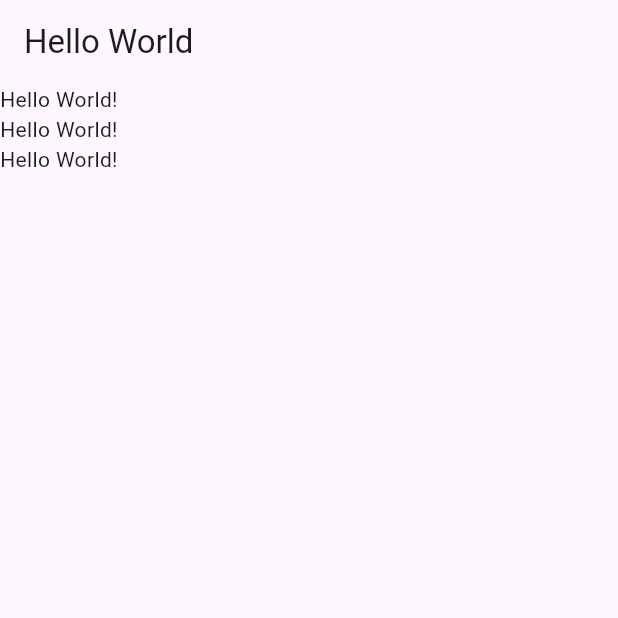
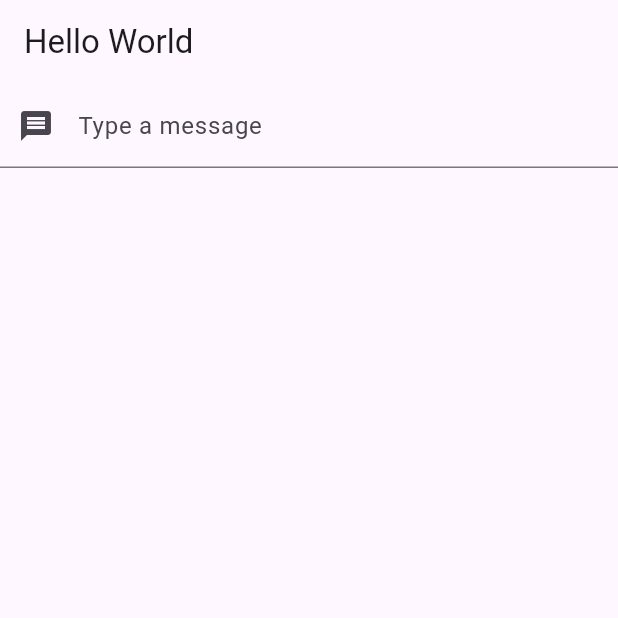
Before and after one commit to ProgrammingWithGaurav/FirstFlutterApp, a Flutter app: the screen it shows after launch, on a phone screen of 412 x 824 dp, the top half of it. Run offline on Flutter 3.47's test engine with Material 3 defaults, Android fonts, the phone set to English and light mode, and no system bars.

Commit message:
Learning Text Input

```diff
--- a/lib/main.dart
+++ b/lib/main.dart
@@ -24,13 +24,55 @@ class MyApp extends StatelessWidget {
 class MyHomePage extends StatelessWidget{
   @override
   Widget build(BuildContext context){
-    return Scaffold(appBar: AppBar(title: Text("Hello World")), body: Column(children: <Widget>[TestWidget(),TestWidget(),TestWidget()]));
+    return Scaffold(appBar: AppBar(title: Text("Hello World")),
+    body: TextInputWidget()
+
+    );
   }
 }
 
-class TestWidget extends StatelessWidget{
+class TextInputWidget extends StatefulWidget {
+  const TextInputWidget({super.key});
+
   @override
-  Widget build(BuildContext context){
-    return Text("Hello World!");
+  State<TextInputWidget> createState() => _TextInputWidgetState();
+}
+
+class _TextInputWidgetState extends State<TextInputWidget> {
+  final controller = TextEditingController();
+  String text = "";
+
+  @override
+  void dispose(){
+    // refreshing the controller when a state is change
+    super.dispose();
+    controller.dispose();
+  }
+
+  void setText(text){
+    if(text == "hello"){
+      controller.clear();
+      text = "";
+    }
+    setState(() {
+      this.text = text;
+    });
+  }
+
+  @override
+  Widget build(BuildContext context) {
+    return Column(
+        children: <Widget>[
+          TextField(
+                controller: this.controller,
+                decoration: InputDecoration(
+                    prefixIcon: Icon(Icons.message),
+                    labelText: "Type a message"
+                ),
+                onChanged: (text) => setText(text),
+          ),
+        Text(this.text),
+        ]
+    );
   }
 }
```
